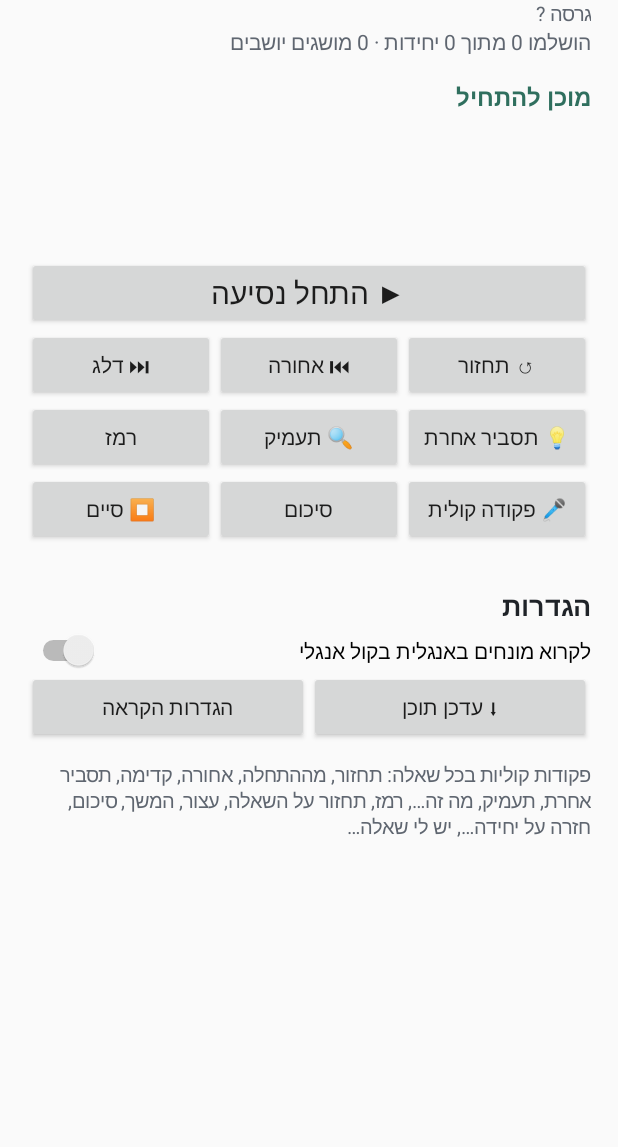
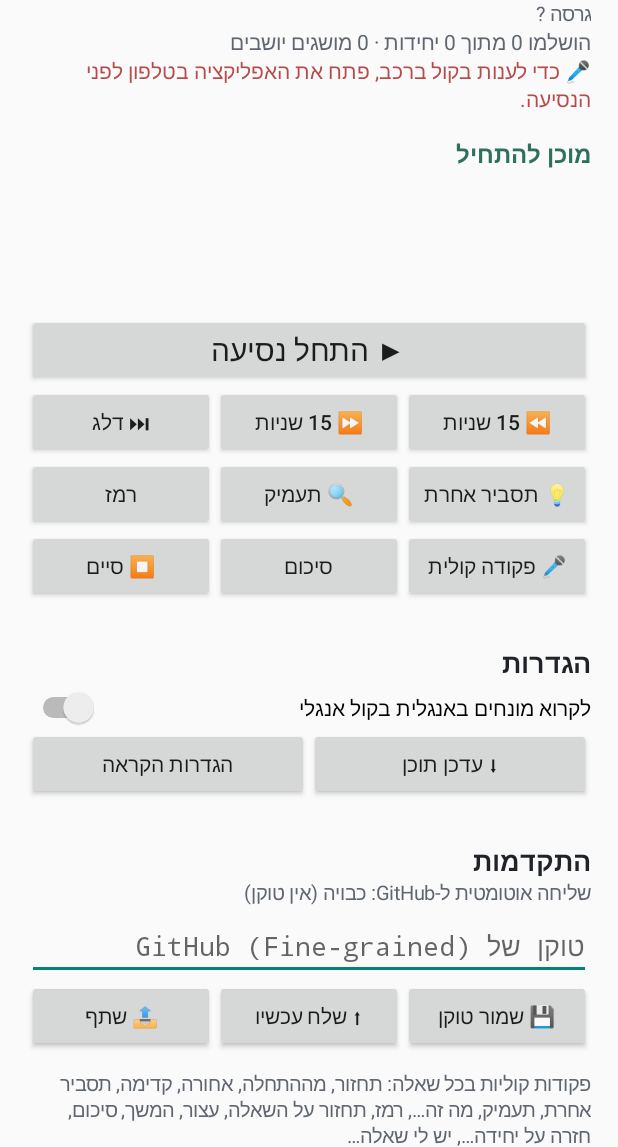
Before and after one commit to or3005/drive-learning, an Android app: the screen it shows after launch (MainActivity), on a phone screen of 412 x 824 dp, the part 89-1236 px from its top. Run offline under Robolectric (Android 15) with nearby library versions, the phone set to English and light mode, and no system bars; network calls fail; pictures from the network do not load.

Commit message:
Car fixes from the first real drive
- Pause for Waze prompts and calls (focus with pause-when-ducked), resume where it stopped
- Steering wheel next/previous move about 15 seconds forward/back; skip button on screen
- Pronunciation dictionary (content/pronunciation.json): English terms in Hebrew spelling,
  acronyms letter by letter, niqqud for ambiguous Hebrew words; synced with content
- Voice answers: microphone foreground service started from the phone screen, recognizer
  errors shown and logged in the progress file
- Progress upload to progress/progress.json with a fine-grained token, plus a share button
- Version shown on the main screen

Co-Authored-By: Claude Opus 5.5 <noreply@anthropic.com>
Claude-Session: https://claude.ai/code/session_01FPp1DRCTH8EuCTscuZrdpz

```diff
--- a/android/app/src/main/AndroidManifest.xml
+++ b/android/app/src/main/AndroidManifest.xml
@@ -5,6 +5,7 @@
     <uses-permission android:name="android.permission.RECORD_AUDIO" />
     <uses-permission android:name="android.permission.FOREGROUND_SERVICE" />
     <uses-permission android:name="android.permission.FOREGROUND_SERVICE_MEDIA_PLAYBACK" />
+    <uses-permission android:name="android.permission.FOREGROUND_SERVICE_MICROPHONE" />
     <uses-permission android:name="android.permission.POST_NOTIFICATIONS" />
 
     <!-- Needed on Android 11+ to find the speech recognizer and the text-to-speech engine -->
@@ -38,7 +39,7 @@
         <service
             android:name=".PlaybackService"
             android:exported="false"
-            android:foregroundServiceType="mediaPlayback" />
+            android:foregroundServiceType="mediaPlayback|microphone" />
 
         <!-- Android Auto entry point: a media app, so Android Auto lists it when Unknown sources is on. -->
         <service
--- a/android/app/src/main/java/com/or3005/drivelearning/audio/Speaker.kt
+++ b/android/app/src/main/java/com/or3005/drivelearning/audio/Speaker.kt
@@ -6,6 +6,7 @@ import android.os.Handler
 import android.os.Looper
 import android.speech.tts.TextToSpeech
 import android.speech.tts.UtteranceProgressListener
+import com.or3005.drivelearning.engine.Pronunciation
 import com.or3005.drivelearning.engine.Runs
 import com.or3005.drivelearning.engine.Sentences
 import java.util.Locale
@@ -28,6 +29,7 @@ class Speaker(context: Context, private val onReady: (hebrewAvailable: Boolean)
     /** Read English terms with an English voice. Off by default: the Hebrew voice usually copes. */
     var englishVoiceForTerms = false
     var rate = 1.0f
+    var pronunciation: Pronunciation = Pronunciation.NONE
 
     private val tts: TextToSpeech = TextToSpeech(
         context.applicationContext,
@@ -85,7 +87,7 @@ class Speaker(context: Context, private val onReady: (hebrewAvailable: Boolean)
             val pieces = if (englishVoiceForTerms && englishAvailable && hebrewAvailable) {
                 Runs.split(sentences[i])
             } else {
-                listOf(com.or3005.drivelearning.engine.Run(sentences[i], latin = false))
+                listOf(com.or3005.drivelearning.engine.Run(pronunciation.apply(sentences[i]), latin = false))
             }
             pieces.forEachIndexed { j, piece ->
                 if (englishVoiceForTerms) tts.setLanguage(if (piece.latin) Locale.US else HEBREW)
--- a/android/app/src/main/java/com/or3005/drivelearning/content/ContentRepository.kt
+++ b/android/app/src/main/java/com/or3005/drivelearning/content/ContentRepository.kt
@@ -1,6 +1,7 @@
 package com.or3005.drivelearning.content
 
 import android.content.Context
+import com.or3005.drivelearning.engine.Pronunciation
 import kotlinx.coroutines.Dispatchers
 import kotlinx.coroutines.withContext
 import java.io.File
@@ -29,6 +30,10 @@ class ContentRepository(private val context: Context) {
         return Loaded(course, units)
     }
 
+    /** How the voice should say English terms and tricky Hebrew words. */
+    fun loadPronunciation(): Pronunciation =
+        runCatching { Pronunciation.parse(read("pronunciation.json")) }.getOrDefault(Pronunciation.NONE)
+
     private fun read(path: String): String {
         val synced = File(syncedRoot, path)
         if (synced.exists()) return synced.readText()
@@ -48,6 +53,11 @@ class ContentRepository(private val context: Context) {
             val unitsDir = File(syncedRoot, "courses/$courseId/units").apply { mkdirs() }
             texts.forEach { (id, text) -> File(unitsDir, "$id.json").writeText(text) }
             File(syncedRoot, "courses/$courseId/course.json").writeText(courseText)
+            runCatching {
+                val pronunciation = download("content/pronunciation.json")
+                Pronunciation.parse(pronunciation) // only save it if it parses
+                File(syncedRoot, "pronunciation.json").writeText(pronunciation)
+            }
             texts.size
         }
     }
--- a/android/app/src/main/java/com/or3005/drivelearning/engine/LessonEngine.kt
+++ b/android/app/src/main/java/com/or3005/drivelearning/engine/LessonEngine.kt
@@ -175,6 +175,11 @@ class LessonEngine(
         store.save(progress)
     }
 
+    fun logDiagnostic(text: String) {
+        progress = progress.copy(diagnostics = (progress.diagnostics + "${today}: $text").takeLast(50))
+        store.save(progress)
+    }
+
     // ---- navigation commands --------------------------------------------------------------
 
     /** Plays the previous segment of the current unit, then the current one again. */
--- a/android/app/src/main/java/com/or3005/drivelearning/engine/Progress.kt
+++ b/android/app/src/main/java/com/or3005/drivelearning/engine/Progress.kt
@@ -42,6 +42,8 @@ data class ProgressState(
     val completedUnits: Set<String> = emptySet(),
     val explainAnswers: List<ExplainAnswer> = emptyList(),
     val liveQuestions: List<LiveQuestion> = emptyList(),
+    /** Recent technical problems (microphone errors and so on), so they can be fixed remotely. */
+    val diagnostics: List<String> = emptyList(),
 )
 
 interface ProgressStore {
--- /dev/null
+++ b/android/app/src/main/java/com/or3005/drivelearning/engine/Pronunciation.kt
@@ -0,0 +1,61 @@
+package com.or3005.drivelearning.engine
+
+import kotlinx.serialization.Serializable
+import kotlinx.serialization.json.Json
+
+/** content/pronunciation.json: how the Hebrew voice should say English terms and tricky Hebrew words. */
+@Serializable
+data class PronunciationData(
+    /** English term to Hebrew spelling, e.g. React to ריאקט. Matched case-insensitively. */
+    val terms: Map<String, String> = emptyMap(),
+    /** Hebrew word to a vocalized spelling that the voice reads correctly, e.g. לפרק with niqqud. */
+    val hebrew: Map<String, String> = emptyMap(),
+    /** Letter names, used to spell acronyms that aren't in [terms]. */
+    val letters: Map<String, String> = emptyMap(),
+)
+
+/**
+ * Rewrites a sentence for the Hebrew text-to-speech voice:
+ * 1. Known English terms become Hebrew spelling (React reads as ריאקט, API as איי פי איי).
+ * 2. Other all-caps acronyms are spelled letter by letter.
+ * 3. Ambiguous Hebrew words get niqqud so the voice picks the right reading.
+ * 4. A Hebrew prefix with a hyphen (ה-ריאקט) is joined (הריאקט) so the voice doesn't pause on it.
+ */
+class Pronunciation(data: PronunciationData) {
+
+    private val termMap = data.terms.mapKeys { it.key.lowercase() }
+    private val termRegex: Regex? = data.terms.keys
+        .sortedByDescending { it.length }
+        .takeIf { it.isNotEmpty() }
+        ?.joinToString("|") { Regex.escape(it) }
+        ?.let { Regex("(?<![A-Za-z0-9])(?:$it)(?![A-Za-z0-9])", RegexOption.IGNORE_CASE) }
+
+    private val hebrewRegex: Regex? = data.hebrew.keys
+        .sortedByDescending { it.length }
+        .takeIf { it.isNotEmpty() }
+        ?.joinToString("|") { Regex.escape(it) }
+        ?.let { Regex("(?<![\\u0590-\\u05FF])(?:$it)(?![\\u0590-\\u05FF])") }
+    private val hebrewMap = data.hebrew
+
+    private val letters = data.letters
+    private val acronym = Regex("(?<![A-Za-z])[A-Z]{2,6}(?![A-Za-z])")
+    private val hebrewPrefixHyphen = Regex("(?<![\\u0590-\\u05FF])([והבכלמש]{1,3})-(?=[\\u0590-\\u05FF])")
+
+    fun apply(text: String): String {
+        var out = text
+        termRegex?.let { r -> out = r.replace(out) { m -> termMap[m.value.lowercase()] ?: m.value } }
+        if (letters.isNotEmpty()) {
+            out = acronym.replace(out) { m -> m.value.map { c -> letters[c.toString()] ?: c.toString() }.joinToString(" ") }
+        }
+        hebrewRegex?.let { r -> out = r.replace(out) { m -> hebrewMap[m.value] ?: m.value } }
+        out = hebrewPrefixHyphen.replace(out, "$1")
+        return out
+    }
+
+    companion object {
+        val NONE = Pronunciation(PronunciationData())
+        private val json = Json { ignoreUnknownKeys = true }
+
+        fun parse(text: String): Pronunciation = Pronunciation(json.decodeFromString<PronunciationData>(text))
+    }
+}
--- a/android/app/src/main/java/com/or3005/drivelearning/ui/MainActivity.kt
+++ b/android/app/src/main/java/com/or3005/drivelearning/ui/MainActivity.kt
@@ -10,13 +10,17 @@ import android.view.Gravity
 import android.view.View
 import android.view.ViewGroup
 import android.view.WindowManager
+import android.text.InputType
 import android.widget.Button
+import android.widget.EditText
 import android.widget.LinearLayout
 import android.widget.ScrollView
 import android.widget.Switch
 import android.widget.TextView
 import androidx.activity.ComponentActivity
 import androidx.activity.result.contract.ActivityResultContracts
+import androidx.core.content.ContextCompat
+import com.or3005.drivelearning.PlaybackService
 import androidx.lifecycle.Lifecycle
 import androidx.lifecycle.lifecycleScope
 import androidx.lifecycle.repeatOnLifecycle
@@ -47,9 +51,13 @@ class MainActivity : ComponentActivity() {
     private lateinit var progressText: TextView
     private lateinit var setupText: TextView
     private lateinit var englishSwitch: Switch
+    private lateinit var tokenField: EditText
+    private lateinit var uploadText: TextView
     private val optionButtons = mutableListOf<Button>()
 
-    private val permissions = registerForActivityResult(ActivityResultContracts.RequestMultiplePermissions()) { }
+    private val permissions = registerForActivityResult(ActivityResultContracts.RequestMultiplePermissions()) {
+        startStandbyService()
+    }
 
     override fun onCreate(savedInstanceState: Bundle?) {
         super.onCreate(savedInstanceState)
@@ -60,6 +68,31 @@ class MainActivity : ComponentActivity() {
                 controller.state.collect { render(it) }
             }
         }
+    }
+
+    override fun onStart() {
+        super.onStart()
+        startStandbyService()
+    }
+
+    /**
+     * Starting the service while this screen is visible is what allows voice answers later, when
+     * the lesson runs from the car with the phone locked.
+     */
+    private fun startStandbyService() {
+        val granted = ContextCompat.checkSelfPermission(this, Manifest.permission.RECORD_AUDIO) ==
+            android.content.pm.PackageManager.PERMISSION_GRANTED
+        if (!granted || PlaybackService.running) return
+        runCatching { ContextCompat.startForegroundService(this, Intent(this, PlaybackService::class.java)) }
+    }
+
+    private fun shareProgress() {
+        val send = Intent(Intent.ACTION_SEND).apply {
+            type = "text/plain"
+            putExtra(Intent.EXTRA_SUBJECT, "Drive Learning progress")
+            putExtra(Intent.EXTRA_TEXT, controller.progressText())
+        }
+        runCatching { startActivity(Intent.createChooser(send, "שליחת התקדמות")) }
     }
 
     private fun askPermissions() {
@@ -103,10 +136,16 @@ class MainActivity : ComponentActivity() {
         val setup = mutableListOf<String>()
         if (s.voiceReady && !s.hebrewVoice) setup += "⚠️ אין קול עברי. התקן את Google Speech Services והורד עברית, ואז הפעל מחדש."
         if (s.voiceReady && !s.recognizerReady) setup += "⚠️ זיהוי דיבור לא זמין. אפשר לענות בלחיצות."
+        if (!PlaybackService.microphoneReady) setup += "🎤 כדי לענות בקול ברכב, פתח את האפליקציה בטלפון לפני הנסיעה."
         if (s.message.isNotBlank()) setup += s.message
         setupText.text = setup.joinToString("\n")
         setupText.visibility = if (setup.isEmpty()) View.GONE else View.VISIBLE
         englishSwitch.isChecked = s.englishVoiceForTerms
+        uploadText.text = when {
+            !s.uploadConfigured -> "שליחה אוטומטית ל-GitHub: כבויה (אין טוקן)"
+            s.lastUpload.isBlank() -> "שליחה אוטומטית ל-GitHub: פעילה, עוד לא נשלח"
+            else -> "שליחה אוטומטית ל-GitHub: פעילה · נשלח לאחרונה ${s.lastUpload}"
+        }
 
         val active = s.mode == Mode.SPEAKING || s.mode == Mode.LISTENING
         if (active) window.addFlags(WindowManager.LayoutParams.FLAG_KEEP_SCREEN_ON)
@@ -158,8 +197,8 @@ class MainActivity : ComponentActivity() {
         }.also { it.textSize = 20f }
         root.addView(playButton, top(20))
         root.addView(horizontal(
-            button("↺ תחזור") { controller.onCommand(Command.Replay) },
-            button("⏮ אחורה") { controller.onCommand(Command.Back) },
+            button("⏪ 15 שניות") { controller.onCommand(Command.Rewind) },
+            button("⏩ 15 שניות") { controller.onCommand(Command.FastForward) },
             button("⏭ דלג") { controller.onCommand(Command.Forward) },
         ))
         root.addView(horizontal(
@@ -182,6 +221,23 @@ class MainActivity : ComponentActivity() {
         root.addView(horizontal(
             button("⬇ עדכן תוכן") { controller.sync() },
             button("הגדרות הקראה") { openTtsSettings() },
+        ))
+
+        root.addView(text("התקדמות", 18f, bold = true), top(28))
+        uploadText = text("", 13f, color = GREY).also { root.addView(it) }
+        tokenField = EditText(this).apply {
+            hint = "טוקן של GitHub (Fine-grained)"
+            inputType = InputType.TYPE_CLASS_TEXT or InputType.TYPE_TEXT_VARIATION_PASSWORD
+            isSingleLine = true
+        }
+        root.addView(tokenField, top(4))
+        root.addView(horizontal(
+            button("💾 שמור טוקן") {
+                controller.setGithubToken(tokenField.text.toString())
+                tokenField.setText("")
+            },
+            button("⬆ שלח עכשיו") { controller.uploadNow(report = true) },
+            button("📤 שתף") { shareProgress() },
         ))
         root.addView(
             text(
```
Also changed, not shown: android/app/src/main/java/com/or3005/drivelearning/LearningController.kt (+156 -29 lines), android/app/src/main/java/com/or3005/drivelearning/PlaybackService.kt (+48 -6 lines), android/app/src/main/java/com/or3005/drivelearning/ProgressUploader.kt (added, +82 -0 lines), android/app/src/main/java/com/or3005/drivelearning/audio/Listener.kt (+19 -4 lines), android/app/src/main/java/com/or3005/drivelearning/car/LessonMediaService.kt (+6 -3 lines), android/app/src/main/java/com/or3005/drivelearning/car/LessonPlayer.kt (+7 -6 lines), android/app/src/main/java/com/or3005/drivelearning/engine/Commands.kt (+8 -2 lines), android/app/src/main/res/drawable/ic_skip.xml (added, +21 -0 lines), 3 other files.
